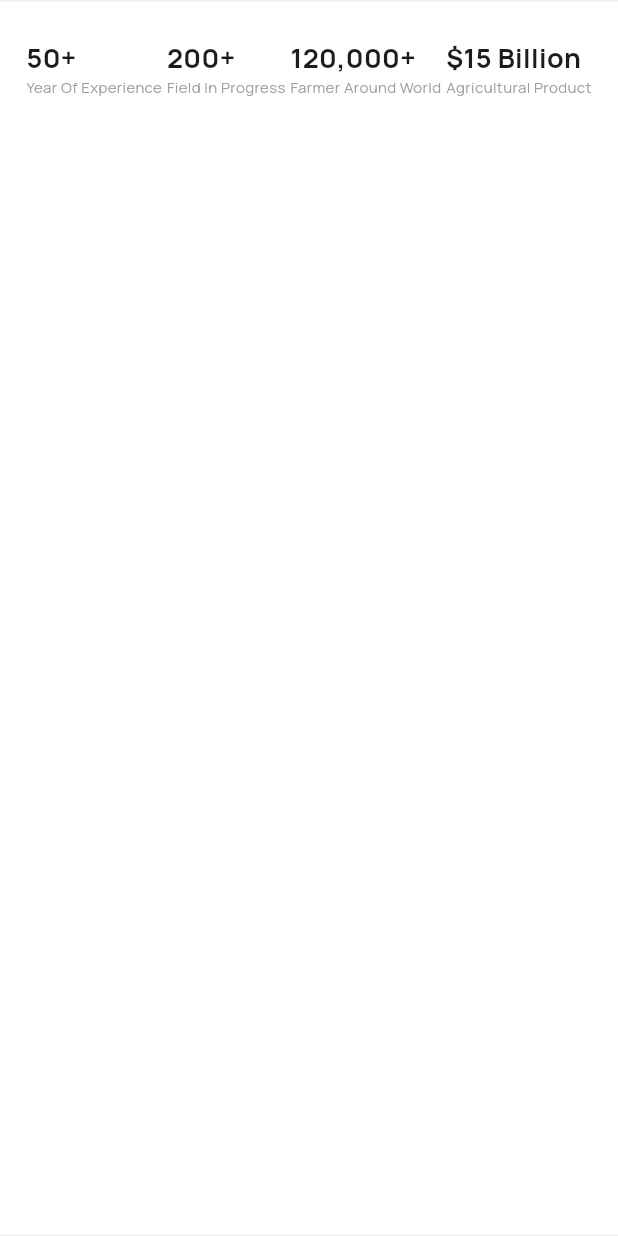
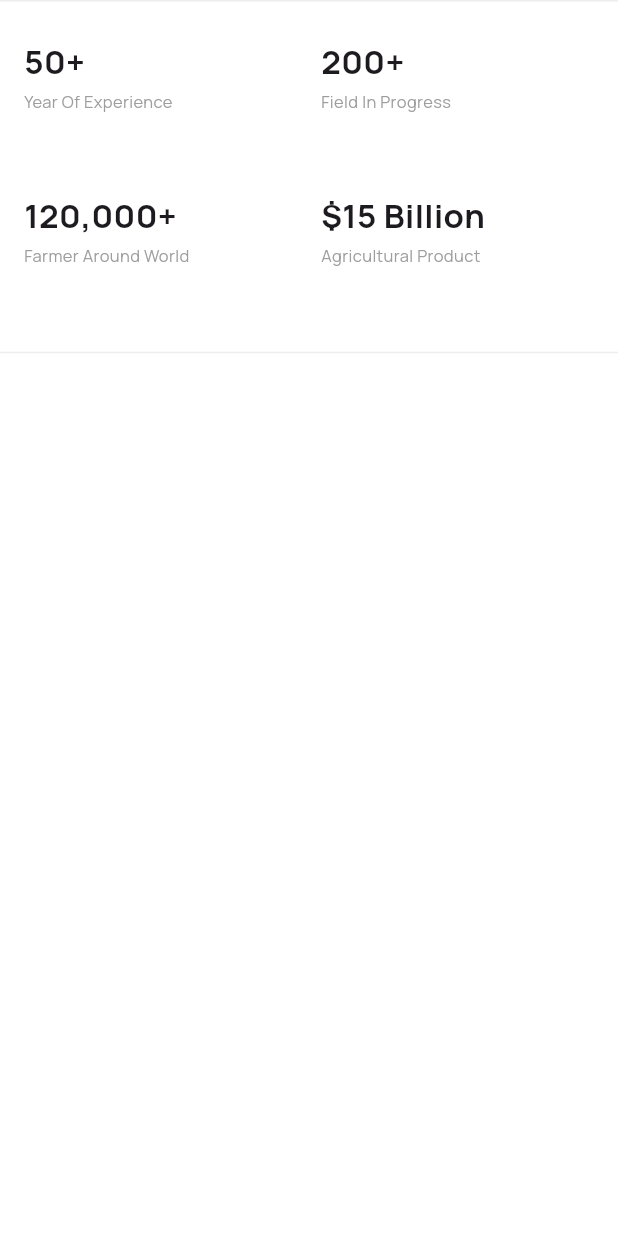
Before and after one commit to solterra-compost/Soliterra, a Flutter app: the StatsSection widget shown alone on an empty page, opened directly, on a phone screen of 412 x 824 dp. Run offline on Flutter 3.47's test engine with Material 3 defaults, Android fonts, the phone set to English and light mode, and no system bars; our stand-ins replace google_fonts, icons_plus.

```diff
--- a/lib/features/landing/presentation/widgets/stats_section.dart
+++ b/lib/features/landing/presentation/widgets/stats_section.dart
@@ -24,13 +24,24 @@ class StatsSection extends StatelessWidget {
           horizontal: BorderSide(color: Colors.grey.shade200),
         ),
       ),
-      child: Row(
-        // ✅ Always a Row — only font size and spacing change
-        mainAxisAlignment: MainAxisAlignment.spaceAround,
-        children: _stats
-            .map((s) => _StatItem(value: s.$1, label: s.$2))
-            .toList(),
-      ),
+      child: context.isMobile
+          ? GridView.count(
+              crossAxisCount: 2,
+              shrinkWrap: true,
+              physics: const NeverScrollableScrollPhysics(),
+              crossAxisSpacing: 16,
+              mainAxisSpacing: 20,
+              childAspectRatio: 2.2,
+              children: _stats
+                  .map((s) => _StatItem(value: s.$1, label: s.$2))
+                  .toList(),
+            )
+          : Row(
+              mainAxisAlignment: MainAxisAlignment.spaceAround,
+              children: _stats
+                  .map((s) => _StatItem(value: s.$1, label: s.$2))
+                  .toList(),
+            ),
     );
   }
 }
@@ -49,18 +60,19 @@ class _StatItem extends StatelessWidget {
           value,
           style: GoogleFonts.manrope(
             fontSize: context.responsive(
-              mobile: 18.0,
+              mobile: 22.0,
               tablet: 24.0,
               desktop: 32.0,
             ),
             fontWeight: FontWeight.bold,
           ),
         ),
+        const SizedBox(height: 4),
         Text(
           label,
           style: GoogleFonts.manrope(
             fontSize: context.responsive(
-              mobile: 10.0,
+              mobile: 11.0,
               tablet: 12.0,
               desktop: 14.0,
             ),
```
Also changed, not shown: lib/features/landing/presentation/pages/landing_page.dart (+33 -5 lines).
